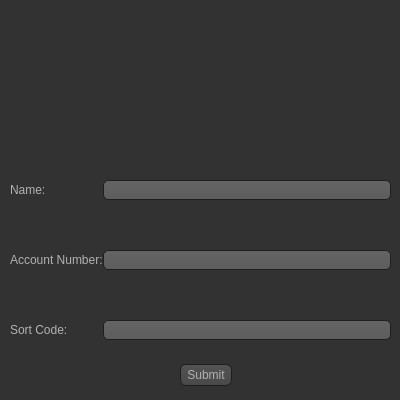
The window that UI/Driver_Card.ui (1412kauti/ProjectHurricane) describes before a commit, drawn with Qt 5.
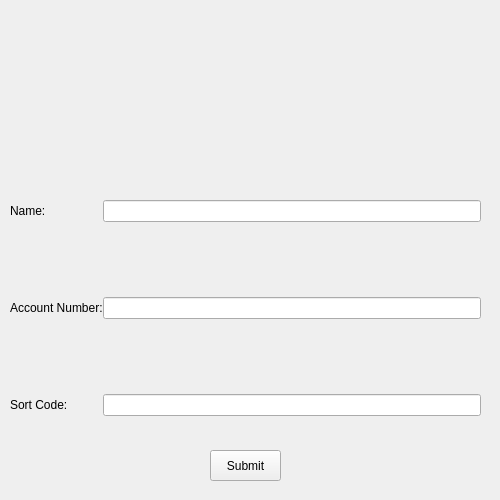
The same window after the commit. Icons and pictures are not drawn.

What changed in the file:
```diff
--- a/UI/Driver_Card.ui
+++ b/UI/Driver_Card.ui
@@ -6,8 +6,8 @@
    <rect>
     <x>0</x>
     <y>0</y>
-    <width>400</width>
-    <height>400</height>
+    <width>500</width>
+    <height>500</height>
    </rect>
   </property>
   <property name="sizePolicy">
@@ -18,546 +18,28 @@
   </property>
   <property name="minimumSize">
    <size>
-    <width>400</width>
-    <height>400</height>
+    <width>500</width>
+    <height>500</height>
    </size>
   </property>
   <property name="maximumSize">
    <size>
-    <width>400</width>
-    <height>400</height>
+    <width>500</width>
+    <height>500</height>
    </size>
   </property>
   <property name="windowTitle">
    <string>Form</string>
   </property>
   <property name="styleSheet">
-   <string notr="true">QToolTip
-{
-     border: 1px solid black;
-     background-color: #ffa02f;
-     padding: 1px;
-     border-radius: 3px;
-     opacity: 100;
-}
-
-QWidget
-{
-    color: #b1b1b1;
-    background-color: #323232;
-}
-
-QTreeView, QListView
-{
-    background-color: silver;
-    margin-left: 5px;
-}
-
-QWidget:item:hover
-{
-    background-color: QLinearGradient( x1: 0, y1: 0, x2: 0, y2: 1, stop: 0 #ffa02f, stop: 1 #ca0619);
-    color: #000000;
-}
-
-QWidget:item:selected
-{
-    background-color: QLinearGradient( x1: 0, y1: 0, x2: 0, y2: 1, stop: 0 #ffa02f, stop: 1 #d7801a);
-}
-
-QMenuBar::item
-{
-    background: transparent;
-}
-
-QMenuBar::item:selected
-{
-    background: transparent;
-    border: 1px solid #ffaa00;
-}
-
-QMenuBar::item:pressed
-{
-    background: #444;
-    border: 1px solid #000;
-    background-color: QLinearGradient(
-        x1:0, y1:0,
-        x2:0, y2:1,
-        stop:1 #212121,
-        stop:0.4 #343434/*,
-        stop:0.2 #343434,
-        stop:0.1 #ffaa00*/
-    );
-    margin-bottom:-1px;
-    padding-bottom:1px;
-}
-
-QMenu
-{
-    border: 1px solid #000;
-}
-
-QMenu::item
-{
-    padding: 2px 20px 2px 20px;
-}
-
-QMenu::item:selected
-{
-    color: #000000;
-}
-
-QWidget:disabled
-{
-    color: #808080;
-    background-color: #323232;
-}
-
-QAbstractItemView
-{
-    background-color: QLinearGradient( x1: 0, y1: 0, x2: 0, y2: 1, stop: 0 #4d4d4d, stop: 0.1 #646464, stop: 1 #5d5d5d);
-}
-
-QWidget:focus
-{
-    /*border: 1px solid darkgray;*/
-}
-
-QLineEdit
-{
-    background-color: QLinearGradient( x1: 0, y1: 0, x2: 0, y2: 1, stop: 0 #4d4d4d, stop: 0 #646464, stop: 1 #5d5d5d);
-    padding: 1px;
-    border-style: solid;
-    border: 1px solid #1e1e1e;
-    border-radius: 5;
-}
-
-QPushButton
-{
-    color: #b1b1b1;
-    background-color: QLinearGradient( x1: 0, y1: 0, x2: 0, y2: 1, stop: 0 #565656, stop: 0.1 #525252, stop: 0.5 #4e4e4e, stop: 0.9 #4a4a4a, stop: 1 #464646);
-    border-width: 1px;
-    border-color: #1e1e1e;
-    border-style: solid;
-    border-radius: 6;
-    padding: 3px;
-    font-size: 12px;
-    padding-left: 5px;
-    padding-right: 5px;
-    min-width: 40px;
-}
-
-QPushButton:pressed
-{
-    background-color: QLinearGradient( x1: 0, y1: 0, x2: 0, y2: 1, stop: 0 #2d2d2d, stop: 0.1 #2b2b2b, stop: 0.5 #292929, stop: 0.9 #282828, stop: 1 #252525);
-}
-
-QComboBox
-{
-    selection-background-color: #ffaa00;
-    background-color: QLinearGradient( x1: 0, y1: 0, x2: 0, y2: 1, stop: 0 #565656, stop: 0.1 #525252, stop: 0.5 #4e4e4e, stop: 0.9 #4a4a4a, stop: 1 #464646);
-    border-style: solid;
-    border: 1px solid #1e1e1e;
-    border-radius: 5;
-}
-
-QComboBox:hover,QPushButton:hover
-{
-    border: 2px solid QLinearGradient( x1: 0, y1: 0, x2: 0, y2: 1, stop: 0 #ffa02f, stop: 1 #d7801a);
-}
-
-
-QComboBox:on
-{
-    padding-top: 3px;
-    padding-left: 4px;
-    background-color: QLinearGradient( x1: 0, y1: 0, x2: 0, y2: 1, stop: 0 #2d2d2d, stop: 0.1 #2b2b2b, stop: 0.5 #292929, stop: 0.9 #282828, stop: 1 #252525);
-    selection-background-color: #ffaa00;
-}
-
-QComboBox QAbstractItemView
-{
-    border: 2px solid darkgray;
-    selection-background-color: QLinearGradient( x1: 0, y1: 0, x2: 0, y2: 1, stop: 0 #ffa02f, stop: 1 #d7801a);
-}
-
-QComboBox::drop-down
-{
-     subcontrol-origin: padding;
-     subcontrol-position: top right;
-     width: 15px;
-
-     border-left-width: 0px;
-     border-left-color: darkgray;
-     border-left-style: solid; /* just a single line */
-     border-top-right-radius: 3px; /* same radius as the QComboBox */
-     border-bottom-right-radius: 3px;
- }
-
-QComboBox::down-arrow
-{
-     image: url(:/dark_orange/img/down_arrow.png);
-}
-
-QGroupBox
-{
-    border: 1px solid darkgray;
-    margin-top: 10px;
-}
-
-QGroupBox:focus
-{
-    border: 1px solid darkgray;
-}
-
-QTextEdit:focus
-{
-    border: 1px solid darkgray;
-}
-
-QScrollBar:horizontal {
-     border: 1px solid #222222;
-     background: QLinearGradient( x1: 0, y1: 0, x2: 0, y2: 1, stop: 0.0 #121212, stop: 0.2 #282828, stop: 1 #484848);
-     height: 7px;
-     margin: 0px 16px 0 16px;
-}
-
-QScrollBar::handle:horizontal
-{
-      background: QLinearGradient( x1: 0, y1: 0, x2: 1, y2: 0, stop: 0 #ffa02f, stop: 0.5 #d7801a, stop: 1 #ffa02f);
-      min-height: 20px;
-      border-radius: 2px;
-}
-
-QScrollBar::add-line:horizontal {
-      border: 1px solid #1b1b19;
-      border-radius: 2px;
-      background: QLinearGradient( x1: 0, y1: 0, x2: 1, y2: 0, stop: 0 #ffa02f, stop: 1 #d7801a);
-      width: 14px;
-      subcontrol-position: right;
-      subcontrol-origin: margin;
-}
-
-QScrollBar::sub-line:horizontal {
-      border: 1px solid #1b1b19;
-      border-radius: 2px;
-      background: QLinearGradient( x1: 0, y1: 0, x2: 1, y2: 0, stop: 0 #ffa02f, stop: 1 #d7801a);
-      width: 14px;
-     subcontrol-position: left;
-     subcontrol-origin: margin;
-}
-
-QScrollBar::right-arrow:horizontal, QScrollBar::left-arrow:horizontal
-{
-      border: 1px solid black;
-      width: 1px;
-      height: 1px;
-      background: white;
-}
-
-QScrollBar::add-page:horizontal, QScrollBar::sub-page:horizontal
-{
-      background: none;
-}
-
-QScrollBar:vertical
-{
-      background: QLinearGradient( x1: 0, y1: 0, x2: 1, y2: 0, stop: 0.0 #121212, stop: 0.2 #282828, stop: 1 #484848);
-      width: 7px;
-      margin: 16px 0 16px 0;
-      border: 1px solid #222222;
-}
-
-QScrollBar::handle:vertical
-{
-      background: QLinearGradient( x1: 0, y1: 0, x2: 0, y2: 1, stop: 0 #ffa02f, stop: 0.5 #d7801a, stop: 1 #ffa02f);
-      min-height: 20px;
-      border-radius: 2px;
-}
-
-QScrollBar::add-line:vertical
-{
-      border: 1px solid #1b1b19;
-      border-radius: 2px;
-      background: QLinearGradient( x1: 0, y1: 0, x2: 0, y2: 1, stop: 0 #ffa02f, stop: 1 #d7801a);
-      height: 14px;
-      subcontrol-position: bottom;
-      subcontrol-origin: margin;
-}
-
-QScrollBar::sub-line:vertical
-{
-      border: 1px solid #1b1b19;
-      border-radius: 2px;
-      background: QLinearGradient( x1: 0, y1: 0, x2: 0, y2: 1, stop: 0 #d7801a, stop: 1 #ffa02f);
-      height: 14px;
-      subcontrol-position: top;
-      subcontrol-origin: margin;
-}
-
-QScrollBar::up-arrow:vertical, QScrollBar::down-arrow:vertical
-{
-      border: 1px solid black;
-      width: 1px;
-      height: 1px;
-      background: white;
-}
-
-
-QScrollBar::add-page:vertical, QScrollBar::sub-page:vertical
-{
-      background: none;
-}
-
-QTextEdit
-{
-    background-color: #242424;
-}
-
-QPlainTextEdit
-{
-    background-color: #242424;
-}
-
-QHeaderView::section
-{
-    background-color: QLinearGradient(x1:0, y1:0, x2:0, y2:1, stop:0 #616161, stop: 0.5 #505050, stop: 0.6 #434343, stop:1 #656565);
-    color: white;
-    padding-left: 4px;
-    border: 1px solid #6c6c6c;
-}
-
-QCheckBox:disabled
-{
-color: #414141;
-}
-
-QDockWidget::title
-{
-    text-align: center;
-    spacing: 3px; /* spacing between items in the tool bar */
-    background-color: QLinearGradient(x1:0, y1:0, x2:0, y2:1, stop:0 #323232, stop: 0.5 #242424, stop:1 #323232);
-}
-
-QDockWidget::close-button, QDockWidget::float-button
-{
-    text-align: center;
-    spacing: 1px; /* spacing between items in the tool bar */
-    background-color: QLinearGradient(x1:0, y1:0, x2:0, y2:1, stop:0 #323232, stop: 0.5 #242424, stop:1 #323232);
-}
-
-QDockWidget::close-button:hover, QDockWidget::float-button:hover
-{
-    background: #242424;
-}
-
-QDockWidget::close-button:pressed, QDockWidget::float-button:pressed
-{
-    padding: 1px -1px -1px 1px;
-}
-
-QMainWindow::separator
-{
-    background-color: QLinearGradient(x1:0, y1:0, x2:0, y2:1, stop:0 #161616, stop: 0.5 #151515, stop: 0.6 #212121, stop:1 #343434);
-    color: white;
-    padding-left: 4px;
-    border: 1px solid #4c4c4c;
-    spacing: 3px; /* spacing between items in the tool bar */
-}
-
-QMainWindow::separator:hover
-{
-
-    background-color: QLinearGradient(x1:0, y1:0, x2:0, y2:1, stop:0 #d7801a, stop:0.5 #b56c17 stop:1 #ffa02f);
-    color: white;
-    padding-left: 4px;
-    border: 1px solid #6c6c6c;
-    spacing: 3px; /* spacing between items in the tool bar */
-}
-
-QToolBar::handle
-{
-     spacing: 3px; /* spacing between items in the tool bar */
-     background: url(:/dark_orange/img/handle.png);
-}
-
-QMenu::separator
-{
-    height: 2px;
-    background-color: QLinearGradient(x1:0, y1:0, x2:0, y2:1, stop:0 #161616, stop: 0.5 #151515, stop: 0.6 #212121, stop:1 #343434);
-    color: white;
-    padding-left: 4px;
-    margin-left: 10px;
-    margin-right: 5px;
-}
-
-QProgressBar
-{
-    border: 2px solid grey;
-    border-radius: 5px;
-    text-align: center;
-}
-
-QProgressBar::chunk
-{
-    background-color: #d7801a;
-    width: 2.15px;
-    margin: 0.5px;
-}
-
-QTabBar::tab {
-    color: #b1b1b1;
-    border: 1px solid #444;
-    border-bottom-style: none;
-    background-color: #323232;
-    padding-left: 10px;
-    padding-right: 10px;
-    padding-top: 3px;
-    padding-bottom: 2px;
-    margin-right: -1px;
-}
-
-QTabWidget::pane {
-    border: 1px solid #444;
-    top: 1px;
-}
-
-QTabBar::tab:last
-{
-    margin-right: 0; /* the last selected tab has nothing to overlap with on the right */
-    border-top-right-radius: 3px;
-}
-
-QTabBar::tab:first:!selected
-{
- margin-left: 0px; /* the last selected tab has nothing to overlap with on the right */
-
-
-    border-top-left-radius: 3px;
-}
-
-QTabBar::tab:!selected
-{
-    color: #b1b1b1;
-    border-bottom-style: solid;
-    margin-top: 3px;
-    background-color: QLinearGradient(x1:0, y1:0, x2:0, y2:1, stop:1 #212121, stop:.4 #343434);
-}
-
-QTabBar::tab:selected
-{
-    border-top-left-radius: 3px;
-    border-top-right-radius: 3px;
-    margin-bottom: 0px;
-}
-
-QTabBar::tab:!selected:hover
-{
-    /*border-top: 2px solid #ffaa00;
-    padding-bottom: 3px;*/
-    border-top-left-radius: 3px;
-    border-top-right-radius: 3px;
-    background-color: QLinearGradient(x1:0, y1:0, x2:0, y2:1, stop:1 #212121, stop:0.4 #343434, stop:0.2 #343434, stop:0.1 #ffaa00);
-}
-
-QRadioButton::indicator:checked, QRadioButton::indicator:unchecked{
-    color: #b1b1b1;
-    background-color: #323232;
-    border: 1px solid #b1b1b1;
-    border-radius: 6px;
-}
-
-QRadioButton::indicator:checked
-{
-    background-color: qradialgradient(
-        cx: 0.5, cy: 0.5,
-        fx: 0.5, fy: 0.5,
-        radius: 1.0,
-        stop: 0.25 #ffaa00,
-        stop: 0.3 #323232
-    );
-}
-
-QCheckBox::indicator{
-    color: #b1b1b1;
-    background-color: #323232;
-    border: 1px solid #b1b1b1;
-    width: 9px;
-    height: 9px;
-}
-
-QRadioButton::indicator
-{
-    border-radius: 6px;
-}
-
-QRadioButton::indicator:hover, QCheckBox::indicator:hover
-{
-    border: 1px solid #ffaa00;
-}
-
-QCheckBox::indicator:checked
-{
-    image:url(:/dark_orange/img/checkbox.png);
-}
-
-QCheckBox::indicator:disabled, QRadioButton::indicator:disabled
-{
-    border: 1px solid #444;
-}
-
-
-QSlider::groove:horizontal {
-    border: 1px solid #3A3939;
-    height: 8px;
-    background: #201F1F;
-    margin: 2px 0;
-    border-radius: 2px;
-}
-
-QSlider::handle:horizontal {
-    background: QLinearGradient( x1: 0, y1: 0, x2: 0, y2: 1,
-      stop: 0.0 silver, stop: 0.2 #a8a8a8, stop: 1 #727272);
-    border: 1px solid #3A3939;
-    width: 14px;
-    height: 14px;
-    margin: -4px 0;
-    border-radius: 2px;
-}
-
-QSlider::groove:vertical {
-    border: 1px solid #3A3939;
-    width: 8px;
-    background: #201F1F;
-    margin: 0 0px;
-    border-radius: 2px;
-}
-
-QSlider::handle:vertical {
-    background: QLinearGradient( x1: 0, y1: 0, x2: 0, y2: 1, stop: 0.0 silver,
-      stop: 0.2 #a8a8a8, stop: 1 #727272);
-    border: 1px solid #3A3939;
-    width: 14px;
-    height: 14px;
-    margin: 0 -4px;
-    border-radius: 2px;
-}
-
-QAbstractSpinBox {
-    padding-top: 2px;
-    padding-bottom: 2px;
-    border: 1px solid darkgray;
-
-    border-radius: 2px;
-    min-width: 50px;
-}
-</string>
+   <string notr="true"/>
   </property>
   <widget class="QWidget" name="verticalLayoutWidget">
    <property name="geometry">
     <rect>
-     <x>180</x>
-     <y>360</y>
-     <width>61</width>
+     <x>210</x>
+     <y>450</y>
+     <width>71</width>
      <height>31</height>
     </rect>
    </property>
@@ -565,7 +47,7 @@
     <item>
      <widget class="QPushButton" name="Submit_Details3">
       <property name="sizePolicy">
-       <sizepolicy hsizetype="Maximum" vsizetype="Maximum">
+       <sizepolicy hsizetype="Minimum" vsizetype="Preferred">
         <horstretch>0</horstretch>
         <verstretch>0</verstretch>
        </sizepolicy>
@@ -582,8 +64,8 @@
     <rect>
      <x>10</x>
      <y>180</y>
-     <width>381</width>
-     <height>181</height>
+     <width>471</width>
+     <height>251</height>
     </rect>
    </property>
    <layout class="QFormLayout" name="formLayout_2">
@@ -591,7 +73,10 @@
      <number>0</number>
     </property>
     <property name="verticalSpacing">
-     <number>50</number>
+     <number>75</number>
+    </property>
+    <property name="topMargin">
+     <number>20</number>
     </property>
     <item row="0" column="0">
      <widget class="QLabel" name="label_2">
@@ -628,7 +113,7 @@
   <widget class="QWidget" name="verticalLayoutWidget_2">
    <property name="geometry">
     <rect>
-     <x>80</x>
+     <x>120</x>
      <y>10</y>
      <width>261</width>
      <height>161</height>
```
